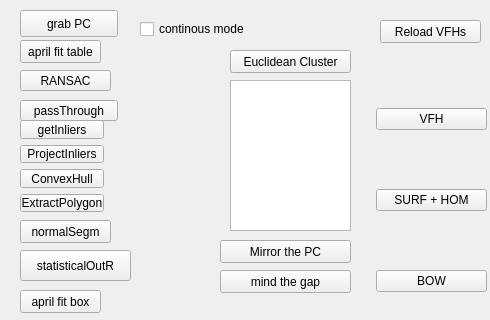
First picture: the form in components/objectDetectionTester/src/guiDlg.ui, repository robocomp/perception, before the edit; both pictures show x 0 to 490 and y 0 to 320 of the 1099 by 414 pixel window.
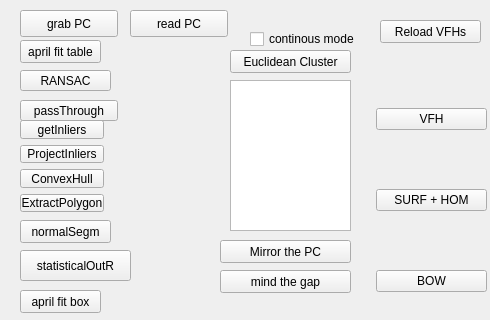
Second picture: the form after the edit.

The edit to the form file:
```diff
--- a/components/objectDetectionTester/src/guiDlg.ui
+++ b/components/objectDetectionTester/src/guiDlg.ui
@@ -478,8 +478,8 @@
   <widget class="QCheckBox" name="grab_continously_checkBox">
    <property name="geometry">
     <rect>
-     <x>140</x>
-     <y>20</y>
+     <x>250</x>
+     <y>30</y>
      <width>121</width>
      <height>18</height>
     </rect>
@@ -488,6 +488,19 @@
     <string>continous mode</string>
    </property>
   </widget>
+  <widget class="QPushButton" name="grab_pc_button_2">
+   <property name="geometry">
+    <rect>
+     <x>130</x>
+     <y>10</y>
+     <width>98</width>
+     <height>27</height>
+    </rect>
+   </property>
+   <property name="text">
+    <string>read PC</string>
+   </property>
+  </widget>
  </widget>
  <resources/>
  <connections/>
```
